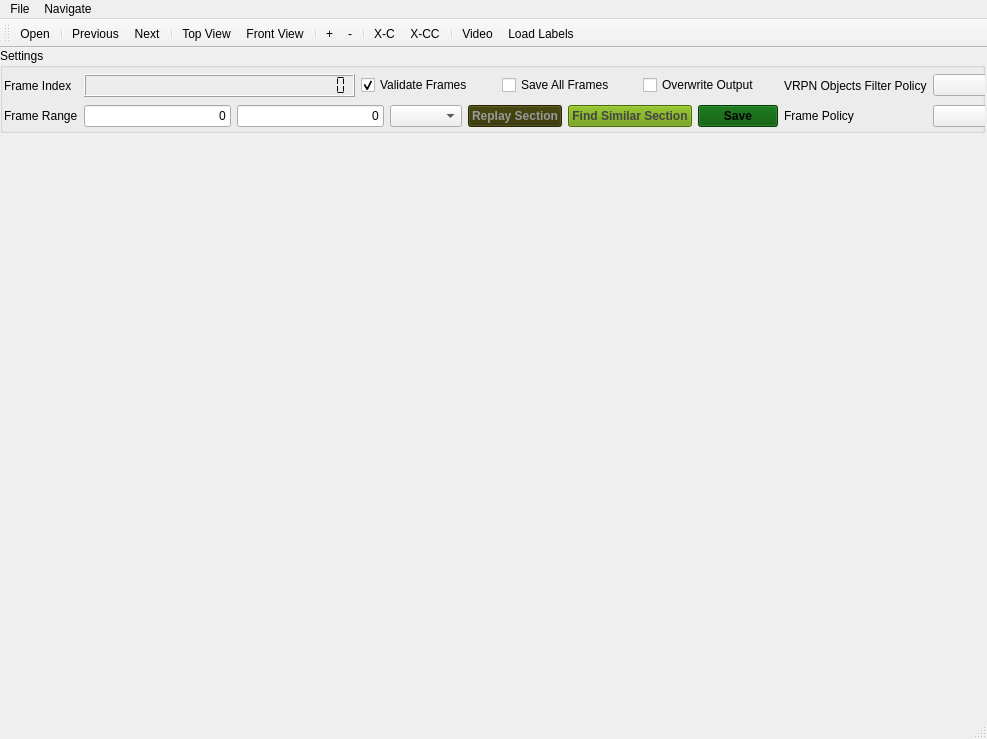
Above: tools/workbench/visualization_window.ui from hcilab-uic/ipme before the change. Below: the same form after it.
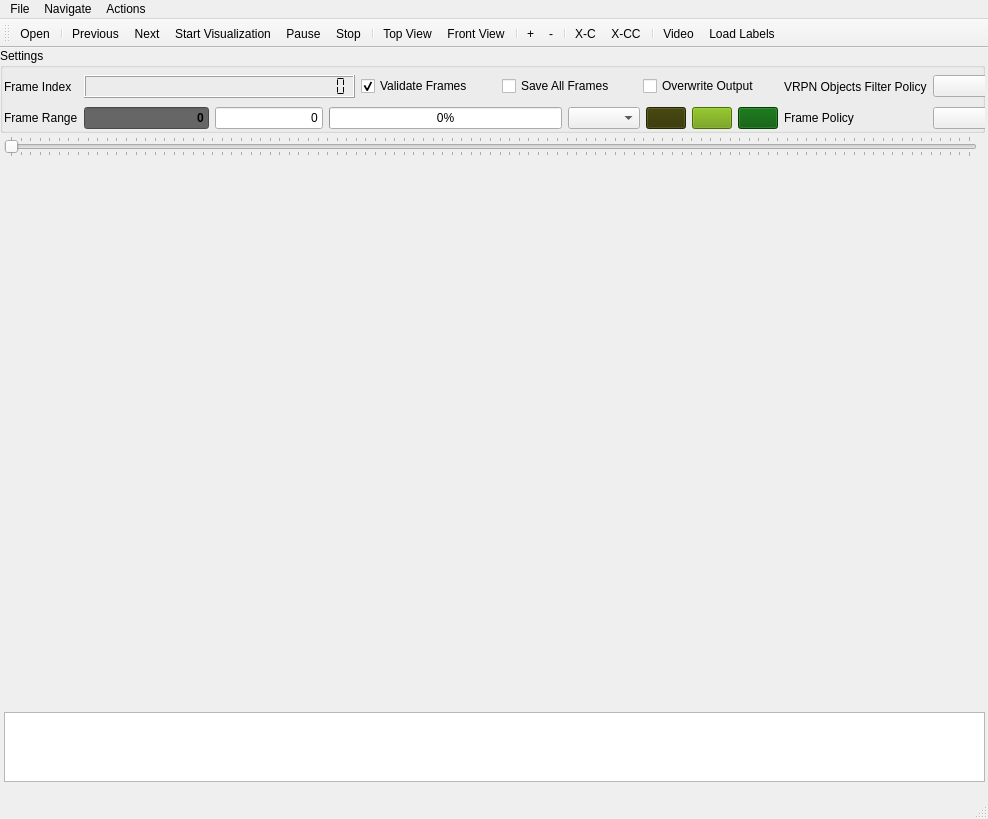
That is the form after the change. Icons and pictures are not drawn.

Patch:
```diff
--- a/tools/workbench/visualization_window.ui
+++ b/tools/workbench/visualization_window.ui
@@ -6,8 +6,8 @@
    <rect>
     <x>0</x>
     <y>0</y>
-    <width>987</width>
-    <height>739</height>
+    <width>988</width>
+    <height>819</height>
    </rect>
   </property>
   <property name="windowTitle">
@@ -18,9 +18,9 @@
     <property name="geometry">
      <rect>
       <x>0</x>
-      <y>88</y>
+      <y>112</y>
       <width>985</width>
-      <height>573</height>
+      <height>549</height>
      </rect>
     </property>
     <layout class="QVBoxLayout" name="scene_vertical_layout"/>
@@ -43,7 +43,7 @@
        <x>4</x>
        <y>24</y>
        <width>1001</width>
-       <height>59</height>
+       <height>61</height>
       </rect>
      </property>
      <layout class="QGridLayout" name="settings_grid">
@@ -80,10 +80,7 @@
       </item>
       <item row="2" column="2">
        <layout class="QGridLayout" name="frame_range_grid">
-        <item row="0" column="2">
-         <widget class="QComboBox" name="outcome_label_combobox"/>
-        </item>
-        <item row="0" column="4">
+        <item row="0" column="5">
          <widget class="QPushButton" name="findsimilar_button">
           <property name="styleSheet">
            <string notr="true">background: #669900;
@@ -91,33 +88,76 @@
 font-weight: bold;</string>
           </property>
           <property name="text">
-           <string>Find Similar Section</string>
+           <string/>
+          </property>
+          <property name="icon">
+           <iconset resource="resources.qrc">
+            <normaloff>:/icons/icons/binoculars.png</normaloff>:/icons/icons/binoculars.png</iconset>
           </property>
          </widget>
         </item>
-        <item row="0" column="0">
-         <widget class="QLineEdit" name="start_frame_edit">
+        <item row="0" column="4">
+         <widget class="QPushButton" name="replay_button">
+          <property name="styleSheet">
+           <string notr="true">background: #333300;
+color: #999;
+font-weight: bold;</string>
+          </property>
           <property name="text">
-           <string>0</string>
+           <string/>
           </property>
-          <property name="alignment">
-           <set>Qt::AlignRight|Qt::AlignTrailing|Qt::AlignVCenter</set>
+          <property name="icon">
+           <iconset resource="resources.qrc">
+            <normaloff>:/icons/icons/replay.png</normaloff>:/icons/icons/replay.png</iconset>
           </property>
          </widget>
         </item>
-        <item row="0" column="5">
+        <item row="0" column="6">
          <widget class="QPushButton" name="save_outcome_button">
           <property name="styleSheet">
            <string notr="true">background-color: rgb(0, 85, 0);
 font-weight: bold;</string>
           </property>
           <property name="text">
-           <string>Save</string>
+           <string/>
+          </property>
+          <property name="icon">
+           <iconset resource="resources.qrc">
+            <normaloff>:/icons/icons/floppy-disk.png</normaloff>:/icons/icons/floppy-disk.png</iconset>
+          </property>
+         </widget>
+        </item>
+        <item row="0" column="3">
+         <widget class="QComboBox" name="outcome_label_combobox"/>
+        </item>
+        <item row="0" column="0">
+         <widget class="QLineEdit" name="start_frame_edit">
+          <property name="sizePolicy">
+           <sizepolicy hsizetype="Fixed" vsizetype="Fixed">
+            <horstretch>0</horstretch>
+            <verstretch>0</verstretch>
+           </sizepolicy>
+          </property>
+          <property name="styleSheet">
+           <string notr="true">background: #666666;
+font-weight: bold;</string>
+          </property>
+          <property name="text">
+           <string>0</string>
+          </property>
+          <property name="alignment">
+           <set>Qt::AlignRight|Qt::AlignTrailing|Qt::AlignVCenter</set>
           </property>
          </widget>
         </item>
         <item row="0" column="1">
          <widget class="QLineEdit" name="end_frame_edit">
+          <property name="sizePolicy">
+           <sizepolicy hsizetype="Fixed" vsizetype="Fixed">
+            <horstretch>0</horstretch>
+            <verstretch>0</verstretch>
+           </sizepolicy>
+          </property>
           <property name="text">
            <string>0</string>
           </property>
@@ -126,15 +166,13 @@
           </property>
          </widget>
         </item>
-        <item row="0" column="3">
-         <widget class="QPushButton" name="replay_button">
-          <property name="styleSheet">
-           <string notr="true">background: #333300;
-color: #999;
-font-weight: bold;</string>
+        <item row="0" column="2">
+         <widget class="QProgressBar" name="video_progressbar">
+          <property name="maximum">
+           <number>100</number>
           </property>
-          <property name="text">
-           <string>Replay Section</string>
+          <property name="value">
+           <number>0</number>
           </property>
          </widget>
         </item>
@@ -187,22 +225,62 @@
       </item>
      </layout>
     </widget>
-    <widget class="QProgressBar" name="viz_progress_bar">
-     <property name="geometry">
-      <rect>
-       <x>10</x>
-       <y>100</y>
-       <width>951</width>
-       <height>23</height>
-      </rect>
-     </property>
-     <property name="styleSheet">
-      <string notr="true">background: #333;</string>
-     </property>
-     <property name="value">
-      <number>24</number>
-     </property>
-    </widget>
+   </widget>
+   <widget class="QSlider" name="progress_slider">
+    <property name="geometry">
+     <rect>
+      <x>4</x>
+      <y>88</y>
+      <width>973</width>
+      <height>21</height>
+     </rect>
+    </property>
+    <property name="sizePolicy">
+     <sizepolicy hsizetype="Expanding" vsizetype="Fixed">
+      <horstretch>0</horstretch>
+      <verstretch>0</verstretch>
+     </sizepolicy>
+    </property>
+    <property name="minimumSize">
+     <size>
+      <width>0</width>
+      <height>5</height>
+     </size>
+    </property>
+    <property name="autoFillBackground">
+     <bool>false</bool>
+    </property>
+    <property name="styleSheet">
+     <string notr="true"/>
+    </property>
+    <property name="maximum">
+     <number>100</number>
+    </property>
+    <property name="orientation">
+     <enum>Qt::Horizontal</enum>
+    </property>
+    <property name="invertedAppearance">
+     <bool>false</bool>
+    </property>
+    <property name="tickPosition">
+     <enum>QSlider::TicksBothSides</enum>
+    </property>
+    <property name="tickInterval">
+     <number>1</number>
+    </property>
+   </widget>
+   <widget class="QTextEdit" name="log_window">
+    <property name="geometry">
+     <rect>
+      <x>4</x>
+      <y>664</y>
+      <width>981</width>
+      <height>70</height>
+     </rect>
+    </property>
+    <property name="readOnly">
+     <bool>true</bool>
+    </property>
    </widget>
   </widget>
   <widget class="QMenuBar" name="menu_bar">
@@ -210,7 +288,7 @@
     <rect>
      <x>0</x>
      <y>0</y>
-     <width>987</width>
+     <width>988</width>
      <height>21</height>
     </rect>
    </property>
@@ -228,8 +306,15 @@
     <addaction name="action_previous"/>
     <addaction name="action_next"/>
    </widget>
+   <widget class="QMenu" name="menu_actions">
+    <property name="title">
+     <string>Actions</string>
+    </property>
+    <addaction name="action_start_viz"/>
+   </widget>
    <addaction name="menu_file"/>
    <addaction name="menu_navigate"/>
+   <addaction name="menu_actions"/>
   </widget>
   <widget class="QStatusBar" name="statusbar"/>
   <widget class="QToolBar" name="tool_bar">
@@ -246,6 +331,9 @@
    <addaction name="separator"/>
    <addaction name="action_previous"/>
    <addaction name="action_next"/>
+   <addaction name="action_start_viz"/>
+   <addaction name="action_pause_viz"/>
+   <addaction name="action_stop_viz"/>
    <addaction name="separator"/>
    <addaction name="action_show_top_view"/>
    <addaction name="action_show_front_view"/>
@@ -260,6 +348,10 @@
    <addaction name="action_load_labels"/>
   </widget>
   <action name="file_open">
+   <property name="icon">
+    <iconset resource="resources.qrc">
+     <normaloff>:/icons/icons/open-folder.png</normaloff>:/icons/icons/open-folder.png</iconset>
+   </property>
    <property name="text">
     <string>Open</string>
    </property>
@@ -268,11 +360,19 @@
    </property>
   </action>
   <action name="action_previous">
+   <property name="icon">
+    <iconset resource="resources.qrc">
+     <normaloff>:/icons/icons/back.png</normaloff>:/icons/icons/back.png</iconset>
+   </property>
    <property name="text">
     <string>Previous</string>
    </property>
   </action>
   <action name="action_next">
+   <property name="icon">
+    <iconset resource="resources.qrc">
+     <normaloff>:/icons/icons/forward.png</normaloff>:/icons/icons/forward.png</iconset>
+   </property>
    <property name="text">
     <string>Next</string>
    </property>
@@ -288,16 +388,28 @@
    </property>
   </action>
   <action name="action_zoom_in">
+   <property name="icon">
+    <iconset resource="resources.qrc">
+     <normaloff>:/icons/icons/zoom-in.png</normaloff>:/icons/icons/zoom-in.png</iconset>
+   </property>
    <property name="text">
     <string>+</string>
    </property>
   </action>
   <action name="action_zoom_out">
+   <property name="icon">
+    <iconset resource="resources.qrc">
+     <normaloff>:/icons/icons/zoom-out.png</normaloff>:/icons/icons/zoom-out.png</iconset>
+   </property>
    <property name="text">
     <string>-</string>
    </property>
   </action>
   <action name="action_pitch_clockwise">
+   <property name="icon">
+    <iconset resource="resources.qrc">
+     <normaloff>:/icons/icons/cw-x.png</normaloff>:/icons/icons/cw-x.png</iconset>
+   </property>
    <property name="text">
     <string>X-C</string>
    </property>
@@ -306,6 +418,10 @@
    </property>
   </action>
   <action name="action_pitch_counterclockwise">
+   <property name="icon">
+    <iconset resource="resources.qrc">
+     <normaloff>:/icons/icons/ccw-x.png</normaloff>:/icons/icons/ccw-x.png</iconset>
+   </property>
    <property name="text">
     <string>X-CC</string>
    </property>
@@ -314,6 +430,10 @@
    </property>
   </action>
   <action name="action_launch_video">
+   <property name="icon">
+    <iconset resource="resources.qrc">
+     <normaloff>:/icons/icons/video.png</normaloff>:/icons/icons/video.png</iconset>
+   </property>
    <property name="text">
     <string>Video</string>
    </property>
@@ -326,6 +446,33 @@
     <string>Load Labels</string>
    </property>
   </action>
+  <action name="action_start_viz">
+   <property name="icon">
+    <iconset resource="resources.qrc">
+     <normaloff>:/icons/icons/play.png</normaloff>:/icons/icons/play.png</iconset>
+   </property>
+   <property name="text">
+    <string>Start Visualization</string>
+   </property>
+  </action>
+  <action name="action_stop_viz">
+   <property name="icon">
+    <iconset resource="resources.qrc">
+     <normaloff>:/icons/icons/stop.png</normaloff>:/icons/icons/stop.png</iconset>
+   </property>
+   <property name="text">
+    <string>Stop</string>
+   </property>
+  </action>
+  <action name="action_pause_viz">
+   <property name="icon">
+    <iconset resource="resources.qrc">
+     <normaloff>:/icons/icons/pause.png</normaloff>:/icons/icons/pause.png</iconset>
+   </property>
+   <property name="text">
+    <string>Pause</string>
+   </property>
+  </action>
  </widget>
  <resources/>
  <connections/>
```
Left out of the diff: 5 changed lines with no effect on the pictures.
